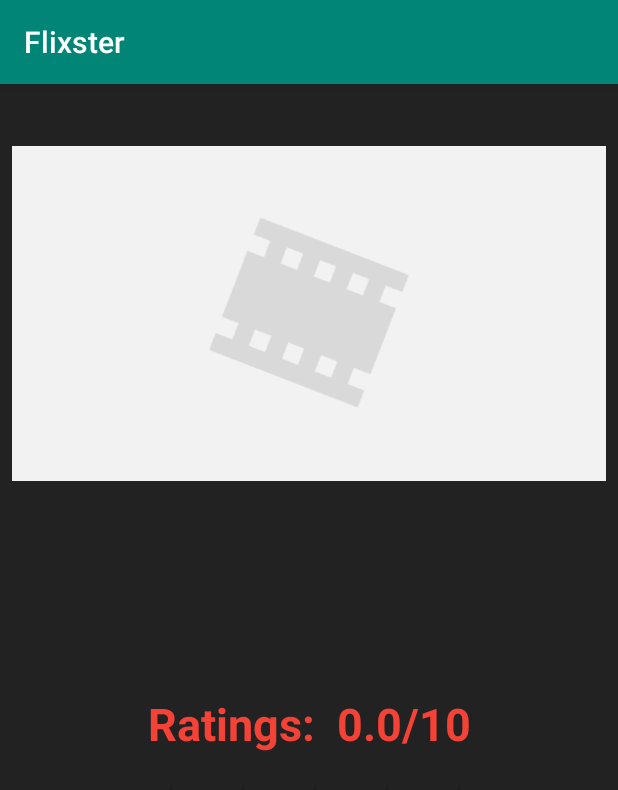
After one commit to andrewkreisher/Flixster_App, an Android app: the moreInfo screen opened directly, with no data from a screen before it, on a phone screen of 412 x 824 dp. The commit adds this screen. Shown: the top 790 px of the screen. Run offline under Robolectric (Android 15) with nearby library versions, the phone set to English and light mode, and no system bars; libraries missing offline, so code that uses them is left out: jp.wasabeef.glide; pictures from the network do not load; 1 statement that could not run was skipped.

Commit message:
Add more features

```diff
--- a/app/src/main/AndroidManifest.xml
+++ b/app/src/main/AndroidManifest.xml
@@ -2,7 +2,8 @@
 <manifest xmlns:android="http://schemas.android.com/apk/res/android"
     package="com.example.flixster">
 
-    <uses-permission android:name="android.permission.INTERNET"/>
+    <uses-permission android:name="android.permission.INTERNET" />
+
     <application
         android:allowBackup="true"
         android:icon="@mipmap/ic_launcher"
@@ -10,6 +11,7 @@
         android:roundIcon="@mipmap/ic_launcher_round"
         android:supportsRtl="true"
         android:theme="@style/AppTheme">
+        <activity android:name=".moreInfo"></activity>
         <activity android:name=".MainActivity">
             <intent-filter>
                 <action android:name="android.intent.action.MAIN" />
--- a/app/src/main/java/com/example/flixster/MainActivity.java
+++ b/app/src/main/java/com/example/flixster/MainActivity.java
@@ -1,5 +1,6 @@
 package com.example.flixster;
 
+import android.content.Intent;
 import android.os.Bundle;
 import android.support.v7.app.AppCompatActivity;
 import android.support.v7.widget.LinearLayoutManager;
@@ -21,10 +22,13 @@ import java.util.ArrayList;
 
 import cz.msebera.android.httpclient.Header;
 
-public class MainActivity extends AppCompatActivity {
+public class MainActivity extends AppCompatActivity implements MovieAdapter.OnClickListener{
 
 
-
+    public final static String MOVIE_TITLE = "movieTitle";
+    public final static String MOVIE_OVERVIEW = "movieOverview";
+    public final static String MOVIE_IMAGE = "movieImage";
+    public final static String MOVIE_RATING = "movieRating";
     //base url for api
     public final static String API_BASE_URL = "https://api.themoviedb.org/3";
     //param name for the api key
@@ -61,7 +65,7 @@ public class MainActivity extends AppCompatActivity {
         //inir movie list
         movies = new ArrayList<>();
         //init adapter - movies cannot be changed after this
-        adapter = new MovieAdapter(movies);
+        adapter = new MovieAdapter(movies, this);
         //resolve the recycler view and connect layout manager and adapter
         rvMovies = (RecyclerView) findViewById(R.id.rvMovies);
         rvMovies.setLayoutManager(new LinearLayoutManager(this));
@@ -75,6 +79,9 @@ public class MainActivity extends AppCompatActivity {
 
 
     }
+
+
+
 
 
     //get list of currently playing movies from api
@@ -149,4 +156,17 @@ public class MainActivity extends AppCompatActivity {
             Toast.makeText(getApplicationContext(),message, Toast.LENGTH_LONG).show();
         }
     }
+
+    @Override
+    public void onClick(int i) {
+        Intent intent = new Intent(MainActivity.this, moreInfo.class);
+        //pass data
+        intent.putExtra(MOVIE_TITLE, movies.get(i).getTitle());
+        intent.putExtra(MOVIE_OVERVIEW, movies.get(i).getOverview());
+        intent.putExtra(MOVIE_RATING, movies.get(i).getRatings());
+        intent.putExtra(MOVIE_IMAGE, config.getImageUrl(config.getBackdropSize(), movies.get(i).getBackdropPath()));
+        //display activity
+        startActivity(intent);
+        //startActivityForResult(intent,EDIT_REQUEST_CODE);
+    }
 }
--- a/app/src/main/java/com/example/flixster/MovieAdapter.java
+++ b/app/src/main/java/com/example/flixster/MovieAdapter.java
@@ -21,6 +21,8 @@ import jp.wasabeef.glide.transformations.RoundedCornersTransformation;
 
 public class MovieAdapter extends RecyclerView.Adapter<MovieAdapter.ViewHolder>{
 
+
+    private OnClickListener monClickListener;
     //list of movies
     ArrayList<Movie> movies;
 
@@ -38,7 +40,8 @@ public class MovieAdapter extends RecyclerView.Adapter<MovieAdapter.ViewHolder>{
         this.config = config;
     }
 
-    public MovieAdapter(ArrayList<Movie> movies) {
+    public MovieAdapter(ArrayList<Movie> movies, OnClickListener onClickListener) {
+        this.monClickListener = onClickListener;
         this.movies = movies;
     }
 
@@ -53,7 +56,7 @@ public class MovieAdapter extends RecyclerView.Adapter<MovieAdapter.ViewHolder>{
         //create view using item_movie layout
         View movieView = inflater.inflate(R.layout.item_movie, parent, false);
         // return a new viewHolder
-        return new ViewHolder(movieView);
+        return new ViewHolder(movieView, monClickListener);
     }
 
     //binds an inflated view to a item on list
@@ -108,7 +111,7 @@ public class MovieAdapter extends RecyclerView.Adapter<MovieAdapter.ViewHolder>{
 
 //create the viewholder as static inner class
 
-    public static class ViewHolder extends RecyclerView.ViewHolder{
+    public static class ViewHolder extends RecyclerView.ViewHolder implements View.OnClickListener{
 
         View view;
         //track view objects
@@ -116,9 +119,9 @@ public class MovieAdapter extends RecyclerView.Adapter<MovieAdapter.ViewHolder>{
         ImageView ivBackdropImage;
         TextView tvTitle;
         TextView tvOverview;
+        OnClickListener onClickListener;
 
-
-        public ViewHolder(@NonNull View itemView) {
+        public ViewHolder(@NonNull View itemView, OnClickListener onClickListener) {
             super(itemView);
             //lookup view objects using id
             view = itemView;
@@ -126,6 +129,20 @@ public class MovieAdapter extends RecyclerView.Adapter<MovieAdapter.ViewHolder>{
             ivPosterImage = (ImageView) itemView.findViewById(R.id.ivPosterImage);
             tvOverview = (TextView) itemView.findViewById(R.id.tvOverview);
             tvTitle = (TextView) itemView.findViewById(R.id.tvTitle);
+            this.onClickListener  = onClickListener;
+            itemView.setOnClickListener(this);
+
+
+        }
+
+        @Override
+        public void onClick(View v) {
+            onClickListener.onClick(getAdapterPosition());
         }
     }
+
+
+    public interface OnClickListener{
+        void onClick(int position);
+    }
 }
--- a/app/src/main/java/com/example/flixster/models/Movie.java
+++ b/app/src/main/java/com/example/flixster/models/Movie.java
@@ -10,6 +10,7 @@ public class Movie {
     private String overview;
     private String posterPath; //only path
     private String backdropPath;
+    private Double ratings;
 
     //initialize from JSON data
     public Movie(JSONObject object) throws JSONException {
@@ -17,6 +18,7 @@ public class Movie {
         overview = object.getString("overview");
         posterPath = object.getString("poster_path");
         backdropPath = object.getString("backdrop_path");
+        ratings = object.getDouble("vote_average");
     }
 
     public String getTitle() {
@@ -34,4 +36,8 @@ public class Movie {
     public String getBackdropPath() {
         return backdropPath;
     }
+
+    public Double getRatings() {
+        return ratings;
+    }
 }
--- /dev/null
+++ b/app/src/main/java/com/example/flixster/moreInfo.java
@@ -0,0 +1,63 @@
+package com.example.flixster;
+
+import android.graphics.Color;
+import android.graphics.PorterDuff;
+import android.graphics.drawable.LayerDrawable;
+import android.os.Bundle;
+import android.support.v7.app.AppCompatActivity;
+import android.widget.ImageView;
+import android.widget.RatingBar;
+import android.widget.TextView;
+
+import com.bumptech.glide.Glide;
+import com.example.flixster.models.Config;
+
+import jp.wasabeef.glide.transformations.RoundedCornersTransformation;
+
+import static com.example.flixster.MainActivity.MOVIE_IMAGE;
+import static com.example.flixster.MainActivity.MOVIE_OVERVIEW;
+import static com.example.flixster.MainActivity.MOVIE_RATING;
+import static com.example.flixster.MainActivity.MOVIE_TITLE;
+
+
+
+
+
+public class moreInfo extends AppCompatActivity {
+    TextView tvTitle;
+    TextView tvOverview;
+    ImageView ivBackdrop;
+    TextView tvRatings;
+    RatingBar rbVoteAverage;
+    float rating;
+    String url;
+    Config config;
+
+    @Override
+    protected void onCreate(Bundle savedInstanceState) {
+        super.onCreate(savedInstanceState);
+        setContentView(R.layout.activity_more_info);
+        tvTitle = findViewById(R.id.tvTitle);
+        tvRatings = findViewById(R.id.tvRatings);
+        tvOverview = findViewById(R.id.tvOverview);
+        ivBackdrop = findViewById(R.id.ivBackdrop);
+        rbVoteAverage = (RatingBar) findViewById(R.id.rbVoteAverage);
+        LayerDrawable stars = (LayerDrawable) rbVoteAverage.getProgressDrawable();
+        stars.getDrawable(2).setColorFilter(Color.YELLOW, PorterDuff.Mode.SRC_ATOP);
+
+        tvTitle.setText(getIntent().getStringExtra(MOVIE_TITLE));
+        tvOverview.setText(getIntent().getStringExtra(MOVIE_OVERVIEW));
+        rating = (float)getIntent().getDoubleExtra(MOVIE_RATING, 0);
+        tvRatings.setText("Ratings:  " + Float.toString(rating) + "/10");
+        rbVoteAverage.setRating(rating = rating > 0 ? rating / 2.0f : rating);
+        url = getIntent().getStringExtra(MOVIE_IMAGE);
+
+        //url2 = config.getImageUrl(config.getBackdropSize(), url);
+
+        Glide.with(this)
+                .load(url)
+                .bitmapTransform(new RoundedCornersTransformation(this, 25, 0))
+                .into(ivBackdrop);
+
+    }
+}
--- /dev/null
+++ b/app/src/main/res/layout/activity_more_info.xml
@@ -0,0 +1,95 @@
+<?xml version="1.0" encoding="utf-8"?>
+<android.support.constraint.ConstraintLayout xmlns:android="http://schemas.android.com/apk/res/android"
+    xmlns:app="http://schemas.android.com/apk/res-auto"
+    xmlns:tools="http://schemas.android.com/tools"
+    android:background="#222222"
+    android:layout_width="match_parent"
+    android:layout_height="match_parent"
+    tools:context=".moreInfo">
+
+    <ImageView
+        android:id="@+id/ivBackdrop"
+        android:layout_width="0dp"
+        android:layout_height="306dp"
+        android:layout_marginStart="8dp"
+        android:layout_marginLeft="8dp"
+        android:layout_marginEnd="8dp"
+        android:layout_marginRight="8dp"
+        app:layout_constraintEnd_toEndOf="parent"
+        app:layout_constraintHorizontal_bias="0.0"
+        app:layout_constraintStart_toStartOf="parent"
+        app:srcCompat="@drawable/flicks_backdrop_placeholder"
+        tools:layout_editor_absoluteY="-28dp" />
+
+    <TextView
+        android:id="@+id/tvTitle"
+        android:layout_width="wrap_content"
+        android:layout_height="0dp"
+        android:layout_marginStart="8dp"
+        android:layout_marginLeft="8dp"
+        android:layout_marginTop="8dp"
+        android:layout_marginEnd="8dp"
+        android:layout_marginRight="8dp"
+        android:fontFamily="sans-serif-black"
+        android:text="Movie Title"
+        android:textAppearance="@style/TextAppearance.AppCompat.Large"
+        android:textColor="#F0F0F1"
+        android:textSize="36sp"
+        android:textStyle="bold|italic"
+        app:layout_constraintEnd_toEndOf="parent"
+        app:layout_constraintStart_toStartOf="parent"
+        app:layout_constraintTop_toBottomOf="@+id/ivBackdrop" />
+
+    <TextView
+        android:id="@+id/tvOverview"
+        android:layout_width="wrap_content"
+        android:layout_height="wrap_content"
+        android:layout_marginStart="16dp"
+        android:layout_marginLeft="16dp"
+        android:layout_marginTop="8dp"
+        android:layout_marginEnd="16dp"
+        android:layout_marginRight="16dp"
+        android:text="Overview"
+        android:textColor="#B8B4B4"
+        app:layout_constraintEnd_toEndOf="parent"
+        app:layout_constraintStart_toStartOf="parent"
+        app:layout_constraintTop_toBottomOf="@+id/tvTitle" />
+
+    <TextView
+        android:id="@+id/tvRatings"
+        android:layout_width="wrap_content"
+        android:layout_height="wrap_content"
+        android:layout_marginStart="8dp"
+        android:layout_marginLeft="8dp"
+        android:layout_marginTop="16dp"
+        android:layout_marginEnd="8dp"
+        android:layout_marginRight="8dp"
+        android:text="Ratings"
+        android:textColor="#F44336"
+        android:textSize="30sp"
+        android:textStyle="bold"
+        app:layout_constraintEnd_toEndOf="parent"
+        app:layout_constraintStart_toStartOf="parent"
+        app:layout_constraintTop_toBottomOf="@+id/tvOverview" />
+
+
+    <RatingBar
+        android:id="@+id/rbVoteAverage"
+        style="@style/Widget.AppCompat.RatingBar"
+        android:layout_width="wrap_content"
+        android:layout_height="wrap_content"
+        android:layout_below="@+id/tvTitle"
+        android:layout_alignParentStart="true"
+        android:layout_alignParentLeft="true"
+        android:layout_marginStart="16dp"
+        android:layout_marginLeft="16dp"
+        android:layout_marginTop="16dp"
+        android:layout_marginEnd="8dp"
+        android:layout_marginRight="8dp"
+        android:numStars="5"
+        android:stepSize="0.5"
+        app:layout_constraintEnd_toEndOf="parent"
+        app:layout_constraintStart_toStartOf="parent"
+        app:layout_constraintTop_toBottomOf="@+id/tvRatings" />
+
+</android.support.constraint.ConstraintLayout>
--- /dev/null
+++ b/app/src/main/res/values/secrets.xml
@@ -0,0 +1,5 @@
+<?xml version="1.0" encoding="utf-8"?>
+<resources>
+
+    <string name="api_key">25cdff319d29d341843e57c47ce6d7d8</string>
+</resources>
```
Also changed, not shown: 1 other file.
